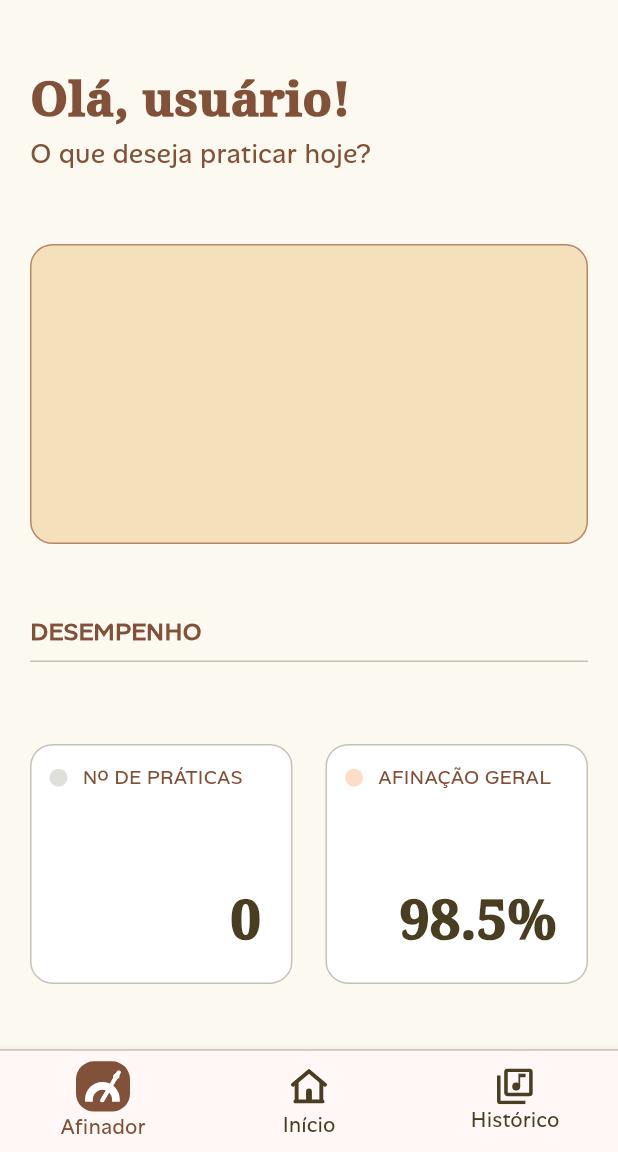
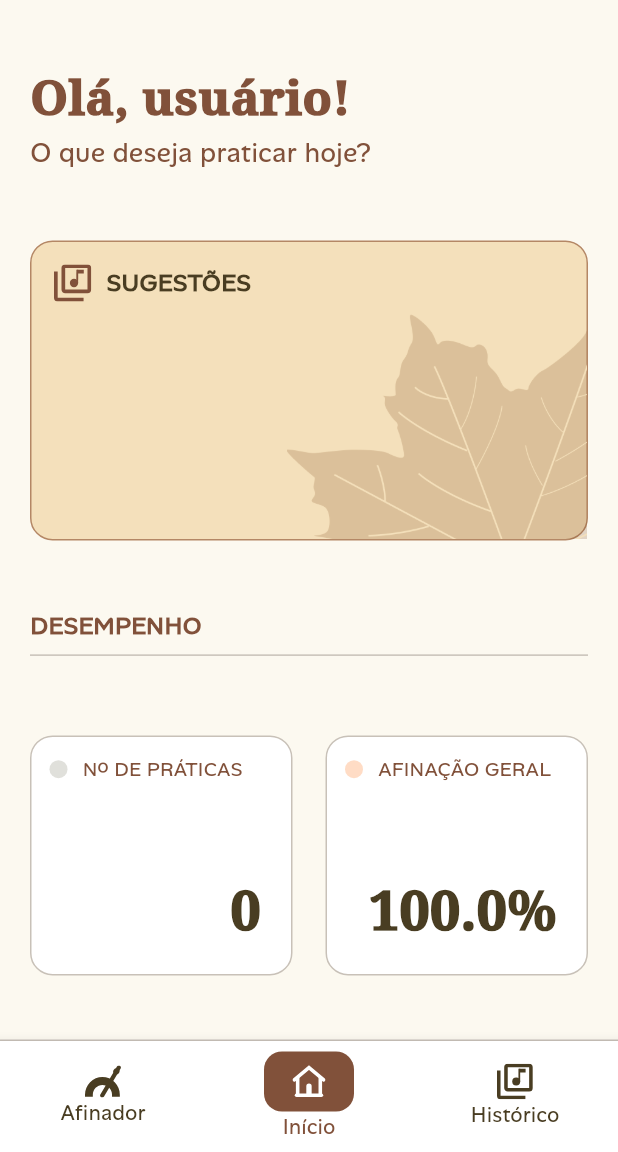
Before and after one commit to gabriel-mendes-silva/autune, a Flutter app: the AppFrame screen opened directly, on a phone screen of 412 x 824 dp, the part 84-1236 px from its top. Run offline on Flutter 3.47's test engine with Material 3 defaults, Android fonts, the phone set to English and light mode, and no system bars; our stand-ins replace flutter_svg, sqflite; missing offline and left inert: pitch_detector_dart, record; accounts and stored records are empty; network calls fail; project files that could hold a hidden picture were left out.

Commit message:
Working on the back-end1

```diff
--- /dev/null
+++ b/autune/lib/model/frequency_receiver.dart
@@ -0,0 +1,5 @@
+import 'package:flutter/material.dart';
+
+abstract class FrequencyReceiver {
+  double calculateCurrentFrequency();
+}
--- a/autune/lib/pages/home_page.dart
+++ b/autune/lib/pages/home_page.dart
@@ -1,14 +1,14 @@
 import 'package:autune/view/widgets/app_colors.dart';
 import 'package:flutter/cupertino.dart';
 import 'package:flutter/material.dart';
+import 'package:flutter_svg/flutter_svg.dart';
 
 class HomePage extends StatelessWidget{
   int? numeroSessoes = 0;
-  double? porcentagemAfinacaoGeral = 98.5;
+  double? porcentagemAfinacaoGeral = 100;
 
   @override
   Widget build(BuildContext context) {
-    // TODO: implement build
     return Scaffold(
       backgroundColor: AppColors.backgroundColor,
       body: Padding(padding: EdgeInsetsGeometry.all(20),
@@ -38,11 +38,44 @@ class HomePage extends StatelessWidget{
                 ],
               ),
               Container(
+                width: double.infinity,
                 height: 200,
                 decoration: BoxDecoration(shape: BoxShape.rectangle,
                     color: AppColors.coffeishColor,
                     border: Border.all(color: AppColors.borderCoffeishColor, width: 1),
                     borderRadius: BorderRadius.circular(15)
+                ),
+                child: Stack(
+                  children: [
+                    Positioned(
+                      top: 40,
+                        right: -100,
+                        width: 300,
+                        child: Image.asset('assets/folha (1).png')
+                    ),
+                    Padding(padding: EdgeInsets.all(15),
+                      child: Column(
+                        mainAxisAlignment: MainAxisAlignment.spaceBetween,
+                        children: [
+                          Row(
+                            spacing: 10,
+                            children: [
+                              SvgPicture.asset('assets/music-icon.svg',
+                                  width: 25,
+                                  colorFilter: ColorFilter.mode(AppColors.mainColor, BlendMode.srcIn)),
+                              Text('SUGESTÕES', style: TextStyle(
+                                  fontFamily: 'AlanSans',
+                                  fontSize: 16,
+                                  fontWeight: FontWeight(600),
+                                  color: AppColors.oliveBrownColor
+
+                              ))
+
+                            ],),
+
+                        ],),)
+                  ],
+
                 ),
               ),
               Column(
--- a/autune/lib/view/app_frame.dart
+++ b/autune/lib/view/app_frame.dart
@@ -1,4 +1,5 @@
 import 'package:autune/pages/home_page.dart';
+import 'package:autune/pages/not_implemented_page.dart';
 import 'package:autune/view/widgets/app_colors.dart';
 import 'package:autune/view/widgets/app_fonts.dart';
 import 'package:flutter/cupertino.dart';
@@ -16,14 +17,27 @@ class AppFrame extends StatefulWidget{
 }
 
 class _AppFrameState extends State<AppFrame>{
-  int paginaAtual = 0;
+  int _selectedIndex = 1;
+
+  final List<Widget> pages = [
+    NotImplementedPage(),
+    HomePage(),
+    NotImplementedPage()
+  ];
+
+  void _onItemTapped(int index) {
+    setState(() {
+      _selectedIndex = index;
+    });
+  }
+
 
 
   @override
   Widget build(BuildContext context) {
     return Scaffold(
       appBar: AutuneBar(),
-      body: HomePage(),
+      body: pages.elementAt(_selectedIndex),
       bottomNavigationBar: Container(
         decoration: BoxDecoration(
           border: Border(
@@ -31,6 +45,9 @@ class _AppFrameState extends State<AppFrame>{
           )
         ),
         child: BottomNavigationBar(
+          onTap: _onItemTapped,
+          backgroundColor: Colors.white,
+          currentIndex: _selectedIndex,
           selectedItemColor: AppColors.mainColor,
             unselectedItemColor: AppColors.oliveBrownColor,
           selectedLabelStyle: TextStyle(
@@ -44,6 +61,8 @@ class _AppFrameState extends State<AppFrame>{
           items: [
             BottomNavigationBarItem(
                 activeIcon: Container(
+                  height: 40,
+                  width: 60,
                   padding: EdgeInsets.all(6),
                   decoration: BoxDecoration(
                     color: AppColors.mainColor,
@@ -51,11 +70,10 @@ class _AppFrameState extends State<AppFrame>{
                   ),
                   child: SvgPicture.asset('assets/afinador-icon.svg',
                     colorFilter: ColorFilter.mode(Colors.white, BlendMode.srcIn),
-                    width: 24,
+                    width: 14,
                   ),
                 ),
                 icon: SvgPicture.asset(
-
                   'assets/afinador-icon.svg',
                   colorFilter: ColorFilter.mode(AppColors.oliveBrownColor, BlendMode.srcIn),
                   width: 24,
@@ -63,6 +81,19 @@ class _AppFrameState extends State<AppFrame>{
                 label: "Afinador"
             ),
             BottomNavigationBarItem(
+                activeIcon: Container(
+                  height: 40,
+                  width: 60,
+                  padding: EdgeInsets.all(6),
+                  decoration: BoxDecoration(
+                    color: AppColors.mainColor,
+                    borderRadius: BorderRadius.circular(12),
+                  ),
+                  child: SvgPicture.asset('assets/home-icon.svg',
+                    colorFilter: ColorFilter.mode(Colors.white, BlendMode.srcIn),
+                    width: 24,
+                  ),
+                ),
                 icon: SvgPicture.asset(
                   'assets/home-icon.svg',
                   colorFilter: ColorFilter.mode(AppColors.oliveBrownColor, BlendMode.srcIn),
@@ -70,7 +101,19 @@ class _AppFrameState extends State<AppFrame>{
                 ),
                 label: "Início"),
             BottomNavigationBarItem(
-
+                activeIcon: Container(
+                  height: 40,
+                  width: 60,
+                  padding: EdgeInsets.all(6),
+                  decoration: BoxDecoration(
+                    color: AppColors.mainColor,
+                    borderRadius: BorderRadius.circular(12),
+                  ),
+                  child: SvgPicture.asset('assets/music-icon.svg',
+                    colorFilter: ColorFilter.mode(Colors.white, BlendMode.srcIn),
+                    width: 24,
+                  ),
+                ),
                 icon: SvgPicture.asset(
                   'assets/music-icon.svg',
                   colorFilter: ColorFilter.mode(AppColors.oliveBrownColor, BlendMode.srcIn),
@@ -121,7 +164,7 @@ class AutuneBar extends StatelessWidget implements PreferredSizeWidget{
             tooltip: 'Show Snackbar',
             onPressed: () {
               ScaffoldMessenger.of(context).showSnackBar(
-                const SnackBar(content: Text('This is a snackbar')),
+                const SnackBar(content: Text('This is a neymar')),
               );
             },
           ),
@@ -145,3 +188,13 @@ class AutuneBottomBar extends StatefulWidget{
   }
 
 }
+
+class AutuneNavBarItem extends StatelessWidget{
+  @override
+  Widget build(BuildContext context) {
+    // TODO: implement build
+    throw UnimplementedError();
+  }
+
+
+}
--- a/autune/pubspec.yaml
+++ b/autune/pubspec.yaml
@@ -31,6 +31,11 @@ dependencies:
   flutter:
     sdk: flutter
   flutter_svg: ^2.0.0
+  sqflite: ^2.4.1
+  crypto: ^3.0.6
+  record: ^6.1.1
+  pitch_detector_dart: ^0.0.7
+  path: ^1.9.1
 
   # The following adds the Cupertino Icons font to your application.
   # Use with the CupertinoIcons class for iOS style icons.
```
Also changed, not shown: autune/lib/model/AudioInput.dart (added, +9 -0 lines), autune/lib/model/pitch_detector_dart_receiver.dart (added, +39 -0 lines), autune/lib/model/record_audio_input.dart (added, +56 -0 lines), autune/lib/pages/cadastro_page.dart (+101 -67 lines), autune/lib/pages/login_page.dart (+103 -70 lines), autune/lib/pages/not_implemented_page.dart (added, +15 -0 lines), autune/lib/services/auth_service.dart (added, +98 -0 lines), autune/lib/services/database_service.dart (added, +35 -0 lines), autune/assets/folha (1).png (added), autune/lib/model/user.dart (added), autune/pubspec.lock, 7 other files. Lines whose indentation alone changed are shown as unchanged.
